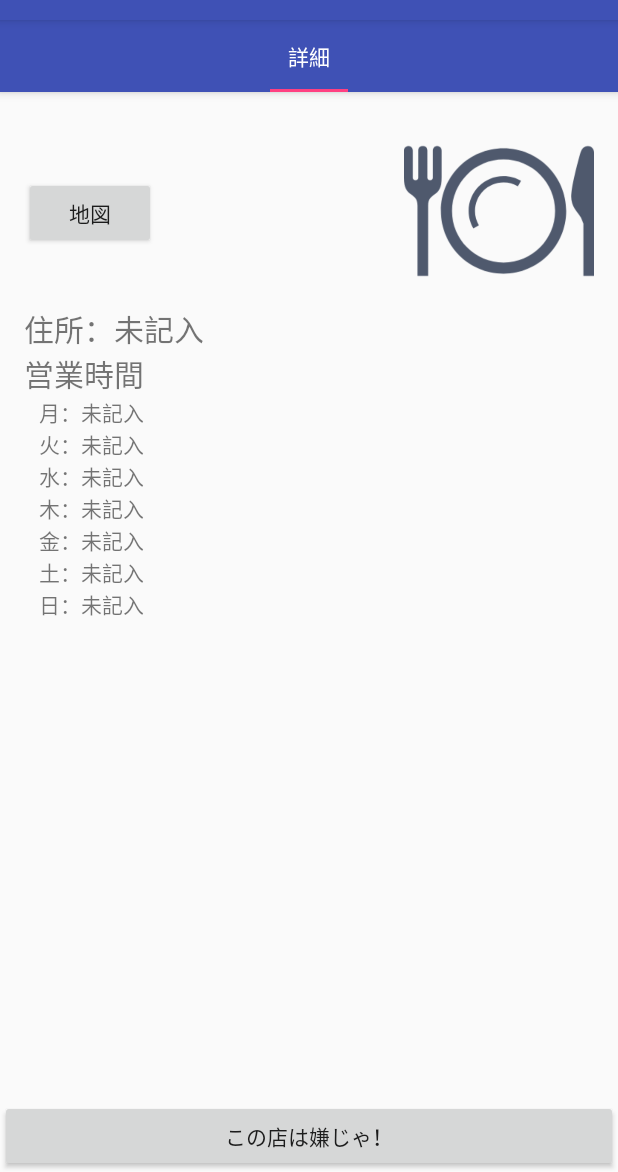
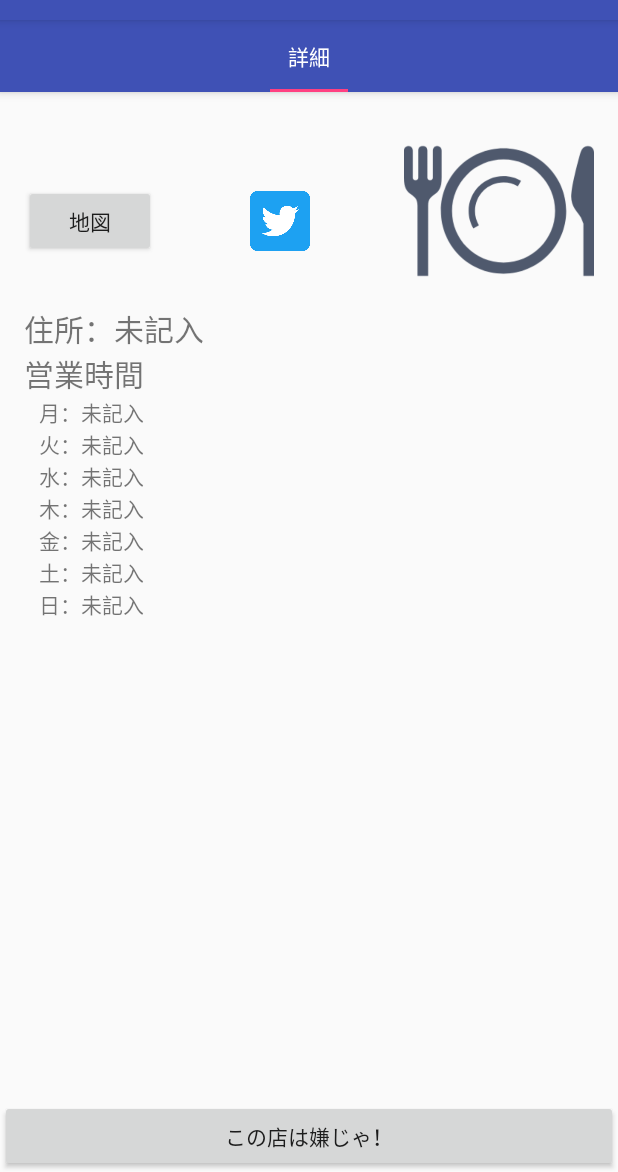
Before and after one commit to kirehashi1224/ITSPFuG202_client, an Android app: the screen it shows after launch (RestaurantDetailActivity), after a tap on an icon or button, on a phone screen of 412 x 824 dp, the part 64-1236 px from its top. Run offline under Robolectric (Android 15) with nearby library versions, the phone set to English and light mode, and no system bars; our stand-ins replace Picasso; pictures from the network do not load; 4 statements that could not run were skipped.

Commit message:
#41 詳細画面にガチャ結果をツイートするボタンを追加

```diff
--- a/app/src/main/res/layout/fragment_detail_information.xml
+++ b/app/src/main/res/layout/fragment_detail_information.xml
@@ -38,12 +38,31 @@
                         android:layout_height="wrap_content"
                         android:textSize="30sp" />
 
-                    <Button
-                        android:id="@+id/map_button"
-                        android:layout_width="wrap_content"
-                        android:layout_height="wrap_content"
-                        android:text="@string/map_button" />
+                    <LinearLayout
+                        android:layout_width="match_parent"
+                        android:layout_height="match_parent"
+                        android:layout_marginTop="5dp"
+                        android:layout_marginBottom="5dp"
+                        android:orientation="horizontal">
 
+                        <Button
+                            android:id="@+id/map_button"
+                            android:layout_width="wrap_content"
+                            android:layout_height="wrap_content"
+                            android:text="@string/map_button" />
+
+                        <ImageButton
+                            android:id="@+id/tweet_result_button"
+                            android:layout_width="0dp"
+                            android:layout_weight="1"
+                            android:layout_height="match_parent"
+                            android:scaleType="fitCenter"
+                            android:adjustViewBounds="true"
+                            android:paddingTop="4dp"
+                            android:paddingBottom="4dp"
+                            android:background="#00000000"
+                            app:srcCompat="@drawable/twitter_social_icon_rounded_square_color" />
+                    </LinearLayout>
                 </LinearLayout>
 
 
--- a/app/src/main/res/values/strings.xml
+++ b/app/src/main/res/values/strings.xml
@@ -20,4 +20,6 @@
     <string name="random_button">押</string>
     <string name="redraw_button">この店は嫌じゃ！</string>
     <string name="map_button">地図</string>
+    <string name="tweet_result_text">結果をツイートする</string>
+    <string name="twitter_share_url">https://twitter.com/share</string>
 </resources>
```
Also changed, not shown: app/src/main/java/jp/ac/titech/itpro/sdl/itspfug202/DetailInformationFragment.java (+15 -0 lines), app/src/main/res/drawable/twitter_social_icon_rounded_square_color.png (added).
